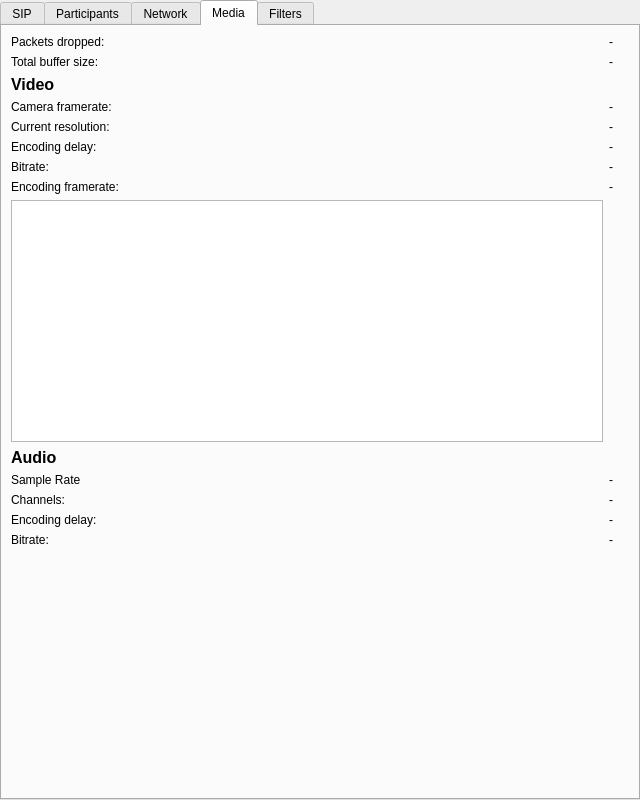
Qt form ui/statisticswindow.ui (ultravideo/uvgComm) before a commit.
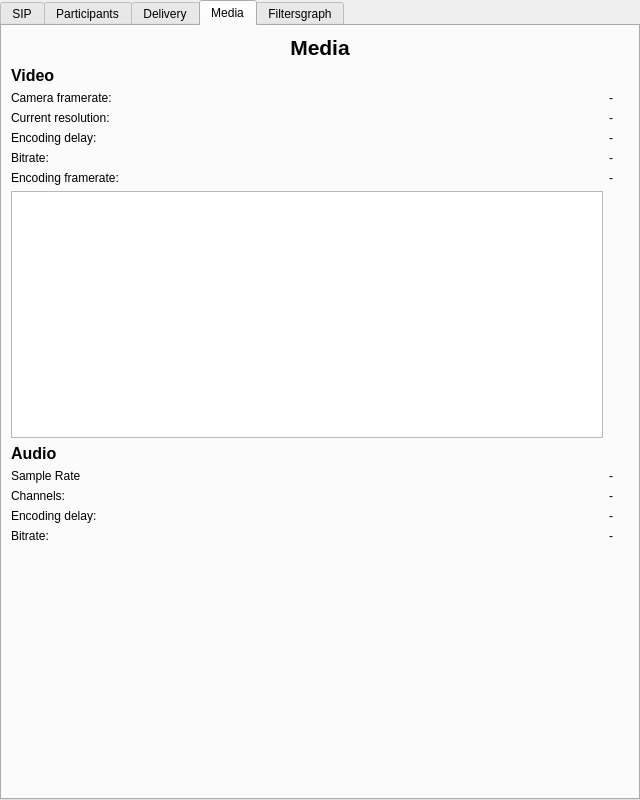
The same form after that commit. The open tabs and pages were chosen to show the change.

Commit message:
feature(GUI): Added headers to StatisticsWindow tabs. Moved two fields.
Also added alignment to filtertable.

Diff of the .ui file:
```diff
--- a/ui/statisticswindow.ui
+++ b/ui/statisticswindow.ui
@@ -101,7 +101,7 @@
      </widget>
      <widget class="QWidget" name="Network">
       <attribute name="title">
-       <string>Network</string>
+       <string>Delivery</string>
       </attribute>
       <layout class="QGridLayout" name="gridLayout">
        <item row="6" column="0">
@@ -233,103 +233,89 @@
       </attribute>
       <layout class="QGridLayout" name="gridLayout_3">
        <item row="6" column="0">
-        <widget class="QLabel" name="video_bitrate">
+        <widget class="QLabel" name="encoded_framerate">
          <property name="text">
-          <string>Bitrate:</string>
+          <string>Encoding framerate:</string>
          </property>
         </widget>
        </item>
-       <item row="4" column="1">
-        <widget class="QLabel" name="resolution_value">
-         <property name="text">
-          <string>-</string>
-         </property>
-        </widget>
-       </item>
-       <item row="14" column="0">
-        <spacer name="verticalSpacer">
-         <property name="orientation">
-          <enum>Qt::Vertical</enum>
-         </property>
-         <property name="sizeHint" stdset="0">
-          <size>
-           <width>20</width>
-           <height>40</height>
-          </size>
-         </property>
-        </spacer>
-       </item>
-       <item row="6" column="1">
-        <widget class="QLabel" name="video_bitrate_value">
-         <property name="text">
-          <string>-</string>
-         </property>
-        </widget>
-       </item>
-       <item row="5" column="0">
-        <widget class="QLabel" name="encode_delay">
-         <property name="text">
-          <string>Encoding delay:</string>
-         </property>
-        </widget>
-       </item>
-       <item row="1" column="0">
-        <widget class="QLabel" name="buffer_sizes">
-         <property name="text">
-          <string>Total buffer size:</string>
-         </property>
-        </widget>
-       </item>
-       <item row="13" column="0">
-        <widget class="QLabel" name="audio_bitrate">
-         <property name="text">
-          <string>Bitrate:</string>
-         </property>
-        </widget>
-       </item>
-       <item row="11" column="0">
-        <widget class="QLabel" name="channels">
-         <property name="text">
-          <string>Channels:</string>
-         </property>
-        </widget>
-       </item>
-       <item row="10" column="0">
-        <widget class="QLabel" name="sample_rate">
-         <property name="text">
-          <string>Sample Rate</string>
-         </property>
-        </widget>
-       </item>
-       <item row="9" column="0">
-        <widget class="QLabel" name="audio">
-         <property name="font">
-          <font>
-           <pointsize>12</pointsize>
-           <weight>75</weight>
-           <bold>true</bold>
-          </font>
-         </property>
-         <property name="text">
-          <string>Audio</string>
-         </property>
-        </widget>
-       </item>
-       <item row="12" column="1">
+       <item row="11" column="1">
         <widget class="QLabel" name="audio_delay_value">
          <property name="text">
           <string>-</string>
          </property>
         </widget>
        </item>
-       <item row="4" column="0">
+       <item row="12" column="1">
+        <widget class="QLabel" name="audio_bitrate_value">
+         <property name="text">
+          <string>-</string>
+         </property>
+        </widget>
+       </item>
+       <item row="2" column="1">
+        <widget class="QLabel" name="framerate_value">
+         <property name="text">
+          <string>-</string>
+         </property>
+        </widget>
+       </item>
+       <item row="3" column="0">
         <widget class="QLabel" name="resolution">
          <property name="text">
           <string>Current resolution:</string>
          </property>
         </widget>
        </item>
-       <item row="2" column="0">
+       <item row="13" column="1">
+        <spacer name="verticalSpacer_2">
+         <property name="orientation">
+          <enum>Qt::Vertical</enum>
+         </property>
+         <property name="sizeHint" stdset="0">
+          <size>
+           <width>20</width>
+           <height>40</height>
+          </size>
+         </property>
+        </spacer>
+       </item>
+       <item row="9" column="1">
+        <widget class="QLabel" name="sample_rate_value">
+         <property name="text">
+          <string>-</string>
+         </property>
+        </widget>
+       </item>
+       <item row="3" column="1">
+        <widget class="QLabel" name="resolution_value">
+         <property name="text">
+          <string>-</string>
+         </property>
+        </widget>
+       </item>
+       <item row="5" column="0">
+        <widget class="QLabel" name="video_bitrate">
+         <property name="text">
+          <string>Bitrate:</string>
+         </property>
+        </widget>
+       </item>
+       <item row="9" column="0">
+        <widget class="QLabel" name="sample_rate">
+         <property name="text">
+          <string>Sample Rate</string>
+         </property>
+        </widget>
+       </item>
+       <item row="12" column="0">
+        <widget class="QLabel" name="audio_bitrate">
+         <property name="text">
+          <string>Bitrate:</string>
+         </property>
+        </widget>
+       </item>
+       <item row="1" column="0">
         <widget class="QLabel" name="video">
          <property name="font">
           <font>
@@ -343,111 +329,114 @@
          </property>
         </widget>
        </item>
-       <item row="5" column="1">
-        <widget class="QLabel" name="encode_delay_value">
+       <item row="11" column="0">
+        <widget class="QLabel" name="audio_delay">
          <property name="text">
-          <string>-</string>
+          <string>Encoding delay:</string>
          </property>
         </widget>
        </item>
-       <item row="7" column="1">
-        <widget class="QLabel" name="encoded_framerate_value">
+       <item row="13" column="0">
+        <spacer name="verticalSpacer">
+         <property name="orientation">
+          <enum>Qt::Vertical</enum>
+         </property>
+         <property name="sizeHint" stdset="0">
+          <size>
+           <width>20</width>
+           <height>40</height>
+          </size>
+         </property>
+        </spacer>
+       </item>
+       <item row="4" column="0">
+        <widget class="QLabel" name="encode_delay">
          <property name="text">
-          <string>-</string>
+          <string>Encoding delay:</string>
          </property>
         </widget>
        </item>
-       <item row="0" column="0">
-        <widget class="QLabel" name="packets_skipped">
+       <item row="8" column="0">
+        <widget class="QLabel" name="audio">
+         <property name="font">
+          <font>
+           <pointsize>12</pointsize>
+           <weight>75</weight>
+           <bold>true</bold>
+          </font>
+         </property>
          <property name="text">
-          <string>Packets dropped:</string>
+          <string>Audio</string>
          </property>
         </widget>
        </item>
-       <item row="3" column="0">
+       <item row="10" column="0">
+        <widget class="QLabel" name="channels">
+         <property name="text">
+          <string>Channels:</string>
+         </property>
+        </widget>
+       </item>
+       <item row="2" column="0">
         <widget class="QLabel" name="framerate">
          <property name="text">
           <string>Camera framerate:</string>
          </property>
         </widget>
        </item>
-       <item row="14" column="1">
-        <spacer name="verticalSpacer_2">
-         <property name="orientation">
-          <enum>Qt::Vertical</enum>
-         </property>
-         <property name="sizeHint" stdset="0">
-          <size>
-           <width>20</width>
-           <height>40</height>
-          </size>
-         </property>
-        </spacer>
-       </item>
-       <item row="13" column="1">
-        <widget class="QLabel" name="audio_bitrate_value">
-         <property name="text">
-          <string>-</string>
-         </property>
-        </widget>
-       </item>
-       <item row="11" column="1">
-        <widget class="QLabel" name="channels_value">
-         <property name="text">
-          <string>-</string>
-         </property>
-        </widget>
-       </item>
-       <item row="7" column="0">
-        <widget class="QLabel" name="encoded_framerate">
-         <property name="text">
-          <string>Encoding framerate:</string>
-         </property>
-        </widget>
-       </item>
-       <item row="12" column="0">
-        <widget class="QLabel" name="audio_delay">
-         <property name="text">
-          <string>Encoding delay:</string>
-         </property>
-        </widget>
-       </item>
-       <item row="0" column="1">
-        <widget class="QLabel" name="packets_skipped_value">
-         <property name="text">
-          <string>-</string>
-         </property>
-        </widget>
-       </item>
-       <item row="3" column="1">
-        <widget class="QLabel" name="framerate_value">
+       <item row="5" column="1">
+        <widget class="QLabel" name="video_bitrate_value">
          <property name="text">
           <string>-</string>
          </property>
         </widget>
        </item>
        <item row="10" column="1">
-        <widget class="QLabel" name="sample_rate_value">
+        <widget class="QLabel" name="channels_value">
          <property name="text">
           <string>-</string>
          </property>
         </widget>
        </item>
-       <item row="1" column="1">
-        <widget class="QLabel" name="buffer_sizes_value">
+       <item row="6" column="1">
+        <widget class="QLabel" name="encoded_framerate_value">
          <property name="text">
           <string>-</string>
          </property>
         </widget>
        </item>
-       <item row="8" column="0">
+       <item row="7" column="0">
         <widget class="QGraphicsView" name="fps_graph"/>
        </item>
+       <item row="4" column="1">
+        <widget class="QLabel" name="encode_delay_value">
+         <property name="text">
+          <string>-</string>
+         </property>
+        </widget>
+       </item>
+       <item row="0" column="0" colspan="2">
+        <widget class="QLabel" name="label_3">
+         <property name="font">
+          <font>
+           <pointsize>16</pointsize>
+           <weight>75</weight>
+           <bold>true</bold>
+          </font>
+         </property>
+         <property name="text">
+          <string>Media</string>
+         </property>
+         <property name="alignment">
+          <set>Qt::AlignCenter</set>
+         </property>
+        </widget>
+       </item>
       </layout>
      </widget>
      <widget class="QWidget" name="Filters">
       <attribute name="title">
-       <string>Filters</string>
+       <string>Filtersgraph</string>
       </attribute>
       <layout class="QGridLayout" name="gridLayout_4">
        <item row="0" column="0">
```
Left out of the diff: 280 changed lines with no effect on the pictures. The commit also changes 1 other file.
